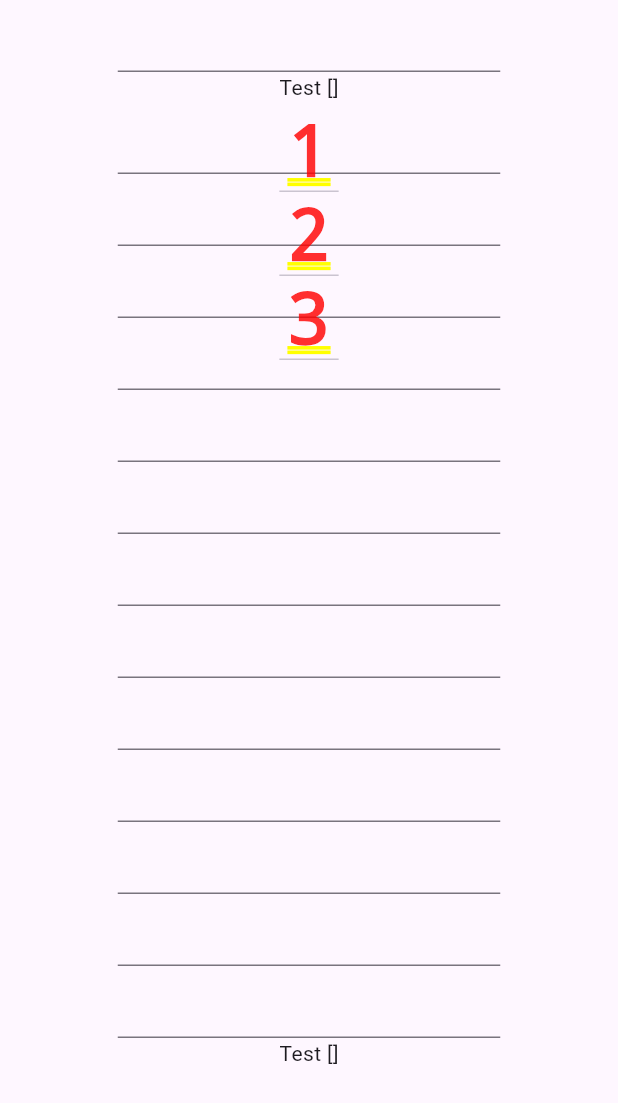
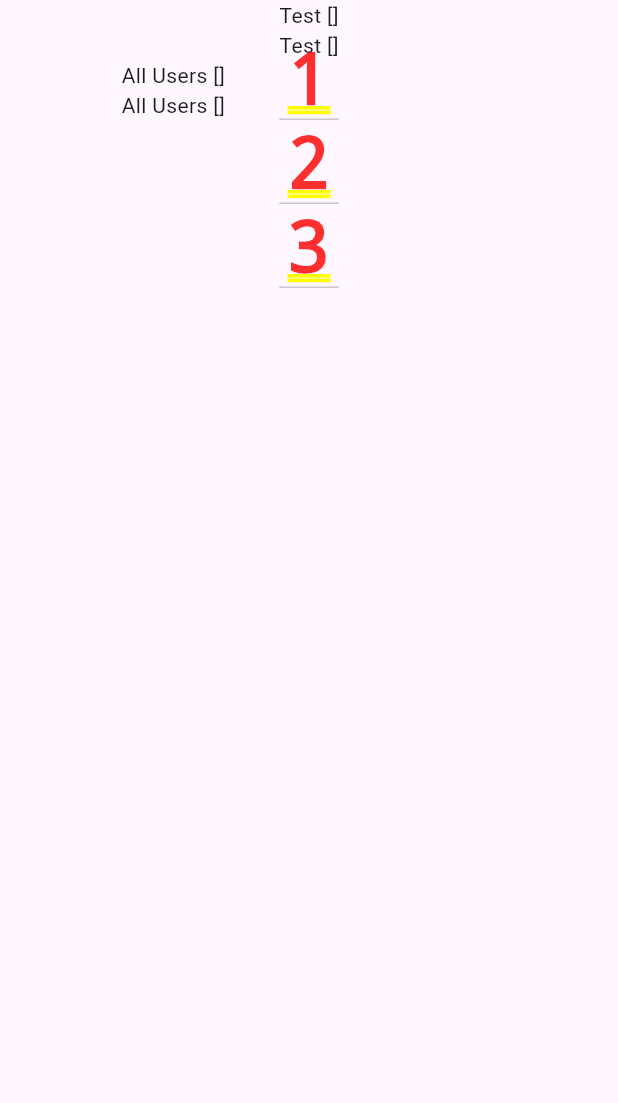
Before and after one commit to Ayad-Ben-Saliem/dropdown_field, a Flutter app: the screen it shows after launch, after a tap on an icon or button, on a phone screen of 412 x 824 dp. Shown: the top 1103 px of the screen. Run offline on Flutter 3.47's test engine with Material 3 defaults, Android fonts, the phone set to English and light mode, and no system bars.

Commit message:
Add user_model.dart to example

```diff
--- a/examples/dropdown_field_example/lib/main.dart
+++ b/examples/dropdown_field_example/lib/main.dart
@@ -1,4 +1,5 @@
 import 'package:dropdown_field/dropdown_field.dart';
+import 'package:dropdown_field_example/user_model.dart';
 import 'package:flutter/material.dart';
 
 void main() {
@@ -22,13 +23,19 @@ class HomePage extends StatelessWidget {
     final stateChanger = StateChanger();
     final stateChanger2 = StateChanger();
 
+    final users = [
+      User(firstName: 'Mohammed', email: 'mohammed@gmail.com'),
+      User(firstName: 'Omar', email: 'omar@gmail.com'),
+      User(firstName: 'Ali', email: 'ali@gmail.com'),
+      User(firstName: 'Ayad', email: 'ayad@gmail.com'),
+    ];
+
     return Scaffold(
       body: Center(
         child: ConstrainedBox(
           constraints: const BoxConstraints(maxWidth: 255),
           child: Column(
             children: [
-              const TextField(),
               DropdownField<String>(
                 overlayStateChanger: stateChanger,
                 builder: (context, indexes, values) => Text('Test ${values ?? '#'}'),
@@ -37,19 +44,6 @@ class HomePage extends StatelessWidget {
                 onSelect: (index, value) {},
                 materialize: false,
               ),
-              const TextField(),
-              const TextField(),
-              const TextField(),
-              const TextField(),
-              const TextField(),
-              const TextField(),
-              const TextField(),
-              const TextField(),
-              const TextField(),
-              const TextField(),
-              const TextField(),
-              const TextField(),
-              const TextField(),
               DropdownField(
                 overlayStateChanger: stateChanger2,
                 builder: (context, indexes, values) => Text('Test $values'),
@@ -63,7 +57,62 @@ class HomePage extends StatelessWidget {
                   );
                 },
                 onTap: () {},
-                openDropdownOnTap: true,
+                openDropdownOnFocus: false,
+              ),
+              DropdownField<User>(
+                overlayStateChanger: StateChanger(),
+                builder: (context, indexes, values) => SizedBox(
+                  width: 250,
+                  child: Text('All Users ${values ?? '#'}'),
+                ),
+                values: users,
+                selectedColor: Colors.amber,
+                selectedTileColor: Theme.of(context).colorScheme.primary,
+                listBuilder: (context, index, value) => Text('$value'),
+                onSelectedChanged: (indexes, values) {
+                  print(indexes);
+                  print(values);
+                },
+                onSelect: (index, value) {},
+              ),
+              Builder(
+                builder: (context) {
+                  var selectedIndexes = <int>{};
+                  return StatefulBuilder(
+                    builder: (context, setState) {
+                      return DropdownField<User>(
+                        overlayStateChanger: StateChanger(),
+                        builder: (context, indexes, values) => SizedBox(
+                          width: 250,
+                          child: Text('All Users ${values ?? '#'}'),
+                        ),
+                        overlayBuilder: (_) {
+                          return Column(
+                            children: [
+                              for (var index = 0; index < users.length; index++)
+                                ListTile(
+                                  selected: selectedIndexes.contains(index),
+                                  selectedTileColor: Theme.of(context).colorScheme.primary,
+                                  selectedColor: Theme.of(context).colorScheme.onPrimary,
+                                  title: Text(users[index].firstName),
+                                  onTap: () {
+                                    setState(() {
+                                      if (selectedIndexes.contains(index)) {
+                                        selectedIndexes.remove(index);
+                                      } else {
+                                        selectedIndexes.add(index);
+                                      }
+                                    });
+                                  },
+                                ),
+                            ],
+                          );
+                        },
+                        onSelect: (index, value) {},
+                      );
+                    },
+                  );
+                },
               ),
             ],
           ),
--- /dev/null
+++ b/examples/dropdown_field_example/lib/user_model.dart
@@ -0,0 +1,16 @@
+class User {
+  final String firstName;
+  final String? lastName;
+  final String email;
+  final String? password;
+
+  User({
+    required this.firstName,
+    this.lastName,
+    required this.email,
+    this.password,
+  });
+
+  @override
+  String toString() => '$firstName ($email)';
+}
```
